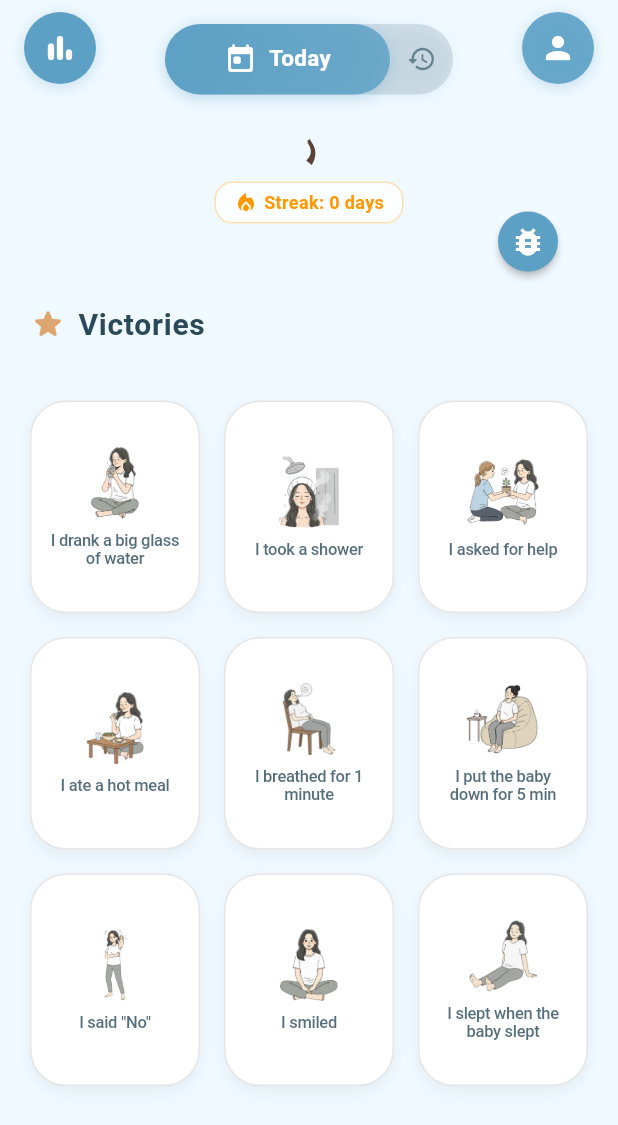
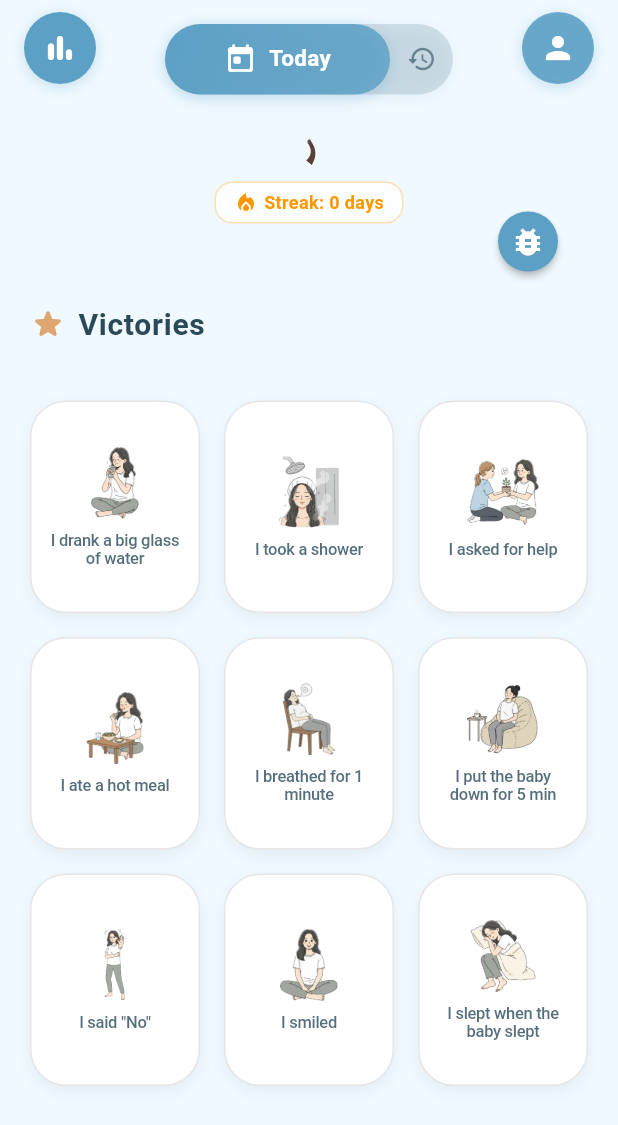
Before and after one commit to rachiddaoud/silva, a Flutter app: the HomeScreen screen opened directly with empty values, scrolled down 379 dp, on a phone screen of 412 x 824 dp. Shown: the top 1125 px of the screen. Run offline on Flutter 3.47's test engine with Material 3 defaults, Android fonts, the phone set to English and light mode, and no system bars; our stand-ins replace audioplayers, cloud_firestore, firebase_analytics, firebase_auth, firebase_core, fl_chart and 7 more; accounts and stored records are empty; network calls fail.

Commit message:
feat: Implement theme extensions for dynamic backgrounds, add a new pregnant doodle, and correct image path typos in victory cards."

```diff
--- a/lib/models/theme_config.dart
+++ b/lib/models/theme_config.dart
@@ -13,6 +13,29 @@ enum AppTheme {
   night,
   eclipse,
   modernPastel,
+}
+
+class AppThemeAttributes extends ThemeExtension<AppThemeAttributes> {
+  final String? backgroundPath;
+
+  const AppThemeAttributes({
+    required this.backgroundPath,
+  });
+
+  @override
+  AppThemeAttributes copyWith({String? backgroundPath}) {
+    return AppThemeAttributes(
+      backgroundPath: backgroundPath ?? this.backgroundPath,
+    );
+  }
+
+  @override
+  AppThemeAttributes lerp(ThemeExtension<AppThemeAttributes>? other, double t) {
+    if (other is! AppThemeAttributes) {
+      return this;
+    }
+    return t < 0.5 ? this : other;
+  }
 }
 
 class ThemeConfig {
@@ -285,6 +308,9 @@ class ThemeConfig {
           borderRadius: BorderRadius.circular(24),
         ),
       ),
+      extensions: [
+        AppThemeAttributes(backgroundPath: backgroundPath),
+      ],
     );
   }
 }
--- a/lib/models/victory_repository.dart
+++ b/lib/models/victory_repository.dart
@@ -25,14 +25,15 @@ abstract class VictoryImages {
   static const String deconnecting = 'assets/doodles/deconnecting.png';
   static const String deepBreathing = 'assets/doodles/deep_breathing.png';
   static const String exercice = 'assets/doodles/exercice.png';
-  static const String hydrating = 'assets/doodles/pregenant_hydrating.png';
-  static const String pregnantDrinking = 'assets/doodles/pregenant_drinking.png';
-  static const String pregnantWalking = 'assets/doodles/pregenant_walking.png';
+  static const String hydrating = 'assets/doodles/pregnant_hydrating.png';
+  static const String pregnantDrinking = 'assets/doodles/pregnant_drinking.png';
+  static const String pregnantWalking = 'assets/doodles/pregnant_walking.png';
   static const String readingBook = 'assets/doodles/reading_book.png';
   static const String resting1 = 'assets/doodles/resting_1.png';
-  static const String talkingBaby = 'assets/doodles/pregenant_talking_baby.png';
+  static const String talkingBaby = 'assets/doodles/pregnant_talking_baby.png';
   static const String tidy2 = 'assets/doodles/tidy_2.png';
-  static const String vitamine = 'assets/doodles/pregenant_vitamine.png';
+  static const String vitamine = 'assets/doodles/pregnant_vitamine.png';
+  static const String pregnantRisingLegs = 'assets/doodles/pregnant_rising_legs.png';
 }
 
 /// Victory ID ranges by category:
@@ -63,7 +64,7 @@ abstract class VictoryRepository {
   static const List<VictoryCard> _futureMamanVictories = [
     VictoryCard(id: 100, text: "J'ai pris mes vitamines", imagePath: VictoryImages.vitamine),
     VictoryCard(id: 101, text: "J'ai bu 2L d'eau", imagePath: VictoryImages.pregnantDrinking),
-    VictoryCard(id: 102, text: "J'ai surélevé mes jambes", imagePath: VictoryImages.resting1),
+    VictoryCard(id: 102, text: "J'ai surélevé mes jambes", imagePath: VictoryImages.pregnantRisingLegs),
     VictoryCard(id: 103, text: "J'ai hydraté mon ventre", imagePath: VictoryImages.hydrating),
     VictoryCard(id: 104, text: "J'ai parlé au bébé", imagePath: VictoryImages.talkingBaby),
     VictoryCard(id: 105, text: "Petite marche (15 min)", imagePath: VictoryImages.pregnantWalking),
@@ -83,7 +84,7 @@ abstract class VictoryRepository {
     VictoryCard(id: 206, text: "J'ai dit \"Non\"", imagePath: VictoryImages.stop),
     VictoryCard(id: 207, text: "J'ai souri", imagePath: VictoryImages.smile),
     //VictoryCard(id: 208, text: "J'ai vu le soleil 5 min", imagePath: VictoryImages.walk),
-    VictoryCard(id: 210, text: "J'ai fait une sieste", imagePath: VictoryImages.resting1),
+    VictoryCard(id: 210, text: "J'ai fait une sieste", imagePath: VictoryImages.sleep),
   ];
 
   /// Victory templates for daily serenity (general wellness). IDs: 300-399
@@ -92,7 +93,7 @@ abstract class VictoryRepository {
     VictoryCard(id: 301, text: "Déconnexion écrans (1h)", imagePath: VictoryImages.deconnecting),
     VictoryCard(id: 302, text: "J'ai lu 10 pages", imagePath: VictoryImages.readingBook),
     VictoryCard(id: 303, text: "J'ai rangé un petit espace", imagePath: VictoryImages.tidy2),
-    VictoryCard(id: 304, text: "J'ai médité", imagePath: VictoryImages.deepBreathing),
+    VictoryCard(id: 304, text: "J'ai médité", imagePath: VictoryImages.breath),
     VictoryCard(id: 305, text: "J'ai appelé un(e) ami(e)", imagePath: VictoryImages.calling),
     VictoryCard(id: 306, text: "J'ai fait une pause", imagePath: VictoryImages.breakTime),
     VictoryCard(id: 307, text: "J'ai fait de l'exercice", imagePath: VictoryImages.exercice),
--- a/lib/screens/home_screen.dart
+++ b/lib/screens/home_screen.dart
@@ -624,8 +624,7 @@ class _HomeScreenState extends State<HomeScreen> with WidgetsBindingObserver {
   @override
   Widget build(BuildContext context) {
     final theme = Theme.of(context);
-    final themeConfig = ThemeConfig.themes[widget.currentTheme];
-    final backgroundPath = themeConfig?.backgroundPath;
+    final backgroundPath = theme.extension<AppThemeAttributes>()?.backgroundPath;
 
     return Scaffold(
       body: Stack(
```
Also changed, not shown: assets/doodles/pregnant_drinking.png (renamed from assets/doodles/pregenant_drinking.png), assets/doodles/pregnant_rising_legs.png (added), assets/doodles/pregnant_walking.png (renamed from assets/doodles/pregenant_walking.png), 1 other file.
